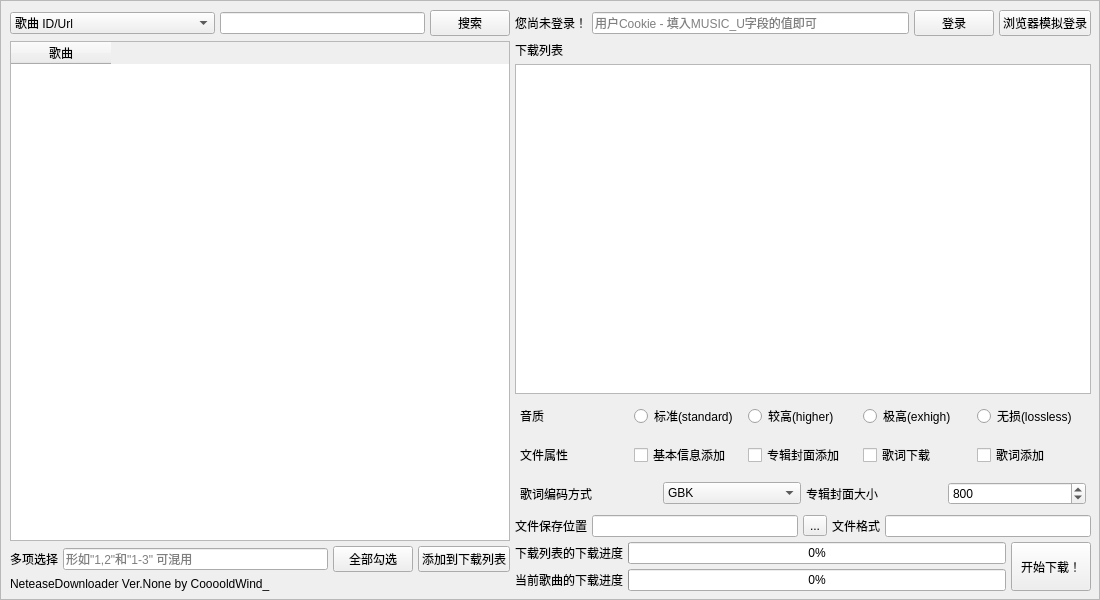
Cooooldwind/netease-downloader, file form.ui: the form before one commit.
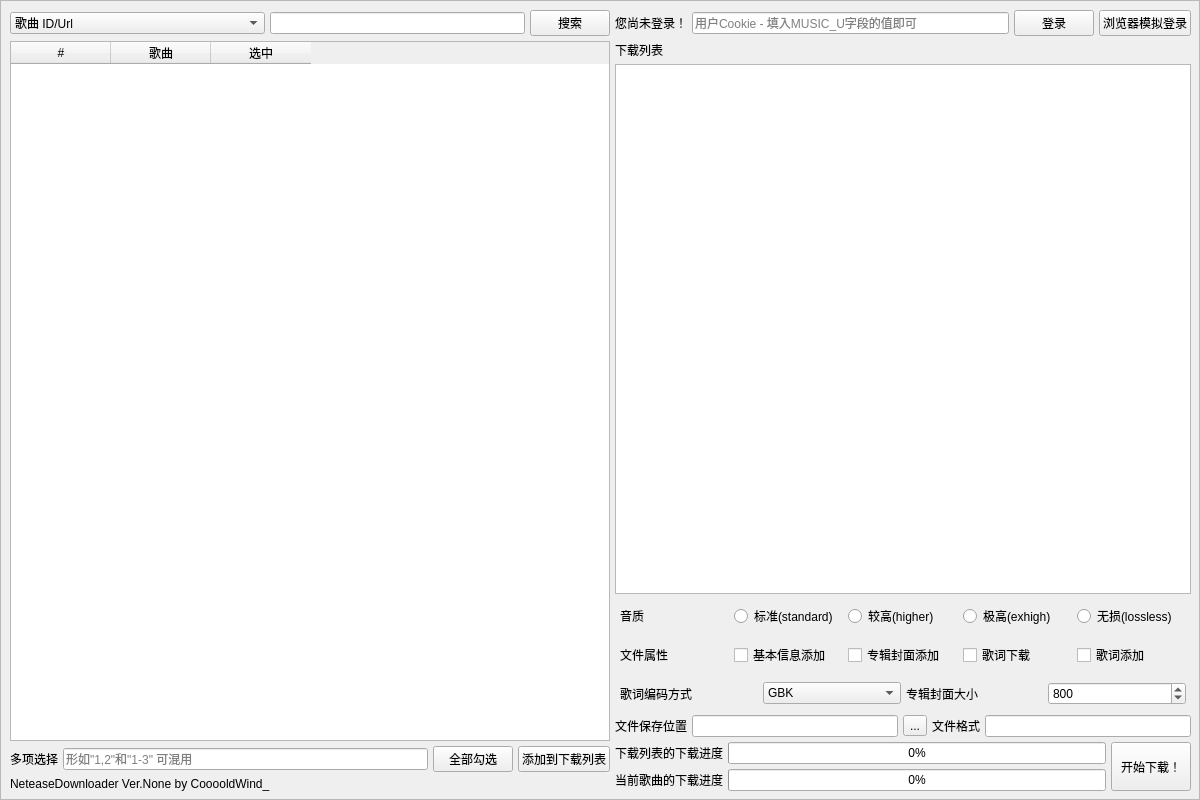
The form after the commit. Custom widgets are drawn as their Qt base class.

The edit to the form file:
```diff
--- a/form.ui
+++ b/form.ui
@@ -6,8 +6,8 @@
    <rect>
     <x>0</x>
     <y>0</y>
-    <width>1100</width>
-    <height>600</height>
+    <width>1200</width>
+    <height>800</height>
    </rect>
   </property>
   <property name="sizePolicy">
@@ -18,8 +18,8 @@
   </property>
   <property name="maximumSize">
    <size>
-    <width>1100</width>
-    <height>600</height>
+    <width>1200</width>
+    <height>800</height>
    </size>
   </property>
   <property name="windowTitle">
@@ -34,8 +34,8 @@
    </property>
    <property name="minimumSize">
     <size>
-     <width>1100</width>
-     <height>600</height>
+     <width>1200</width>
+     <height>800</height>
     </size>
    </property>
    <property name="maximumSize">
@@ -49,8 +49,8 @@
      <rect>
       <x>0</x>
       <y>0</y>
-      <width>1100</width>
-      <height>600</height>
+      <width>1200</width>
+      <height>800</height>
      </rect>
     </property>
     <property name="sizePolicy">
@@ -61,8 +61,8 @@
     </property>
     <property name="minimumSize">
      <size>
-      <width>1100</width>
-      <height>600</height>
+      <width>1200</width>
+      <height>800</height>
      </size>
     </property>
     <property name="maximumSize">
@@ -82,8 +82,8 @@
       <rect>
        <x>0</x>
        <y>0</y>
-       <width>1101</width>
-       <height>601</height>
+       <width>1201</width>
+       <height>801</height>
       </rect>
      </property>
      <layout class="QHBoxLayout" name="mainHorizontalLayout" stretch="2,3">
@@ -204,7 +204,7 @@
          <widget class="TableWidget" name="resultTableWidget">
           <property name="minimumSize">
            <size>
-            <width>500</width>
+            <width>600</width>
             <height>0</height>
            </size>
           </property>
@@ -232,11 +232,24 @@
           <property name="cornerButtonEnabled">
            <bool>false</bool>
           </property>
+          <attribute name="verticalHeaderVisible">
+           <bool>false</bool>
+          </attribute>
+          <column>
+           <property name="text">
+            <string>#</string>
+           </property>
+          </column>
           <column>
            <property name="text">
             <string>歌曲</string>
            </property>
           </column>
+          <column>
+           <property name="text">
+            <string>选中</string>
+           </property>
+          </column>
          </widget>
         </item>
         <item>
```
